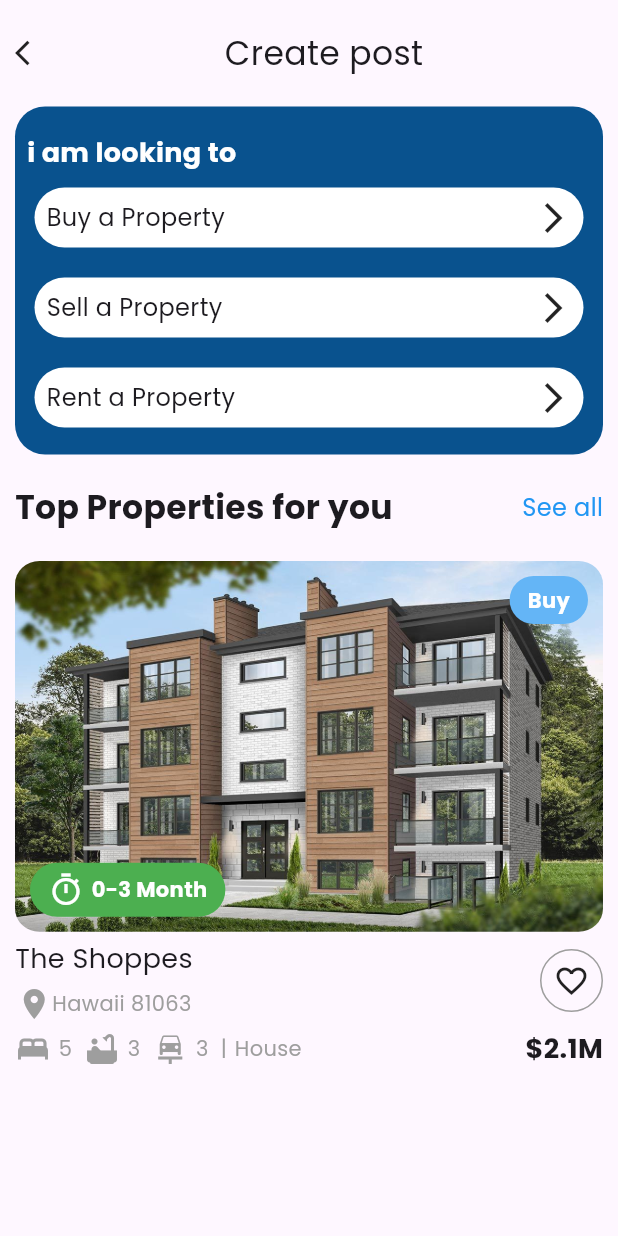
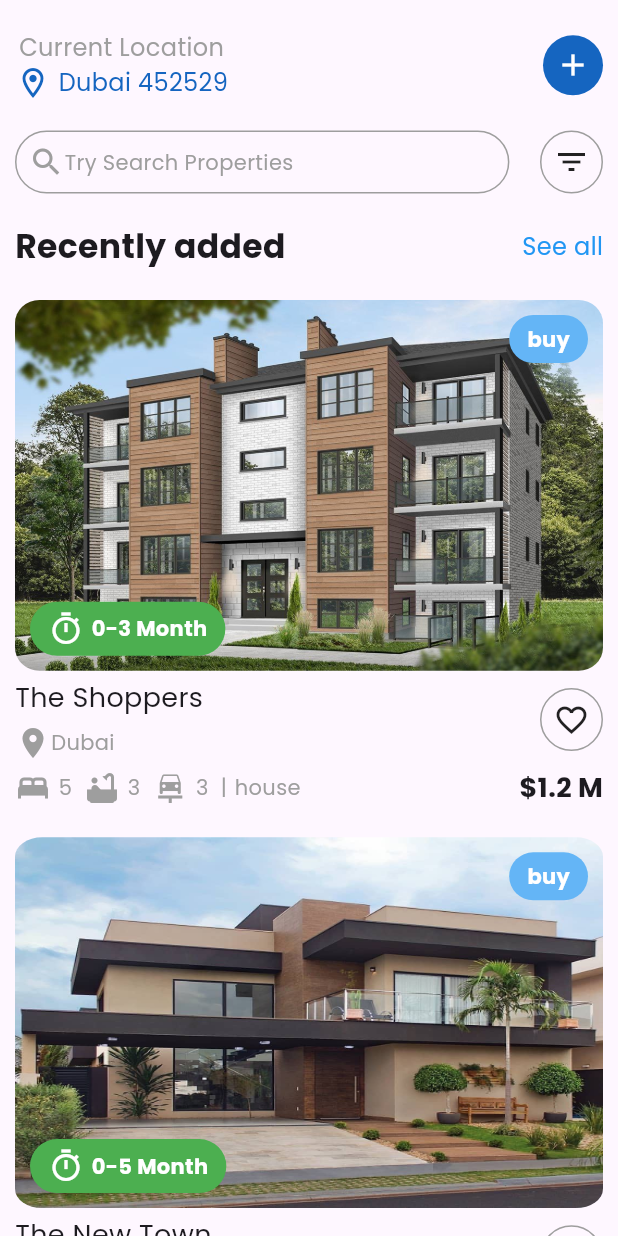
Before and after one commit to ahmedos999/real_estate_app, a Flutter app: the screen it shows after launch, on a phone screen of 412 x 824 dp. Run offline on Flutter 3.47's test engine with Material 2 defaults, Android fonts, the phone set to English and light mode, and no system bars.

Commit message:
added another card

```diff
--- a/lib/presentation/components/home_components.dart
+++ b/lib/presentation/components/home_components.dart
@@ -23,7 +23,18 @@ Widget whiteContainer(String type) {
   );
 }
 
-Widget card(BuildContext context) {
+Widget card(
+    BuildContext context,
+    String img,
+    String status,
+    String duration,
+    String name,
+    String location,
+    String numOfBed,
+    String numOfBath,
+    String numOfCars,
+    String type,
+    String price) {
   return Column(
     children: [
       Stack(
@@ -36,7 +47,7 @@ Widget card(BuildContext context) {
                     fit: BoxFit.fill,
                     child: ClipRRect(
                         borderRadius: BorderRadius.circular(50),
-                        child: Image.asset('assets/imgs/img1.jpg')))),
+                        child: Image.asset(img)))),
           ),
           Positioned(
               top: 10,
@@ -45,11 +56,10 @@ Widget card(BuildContext context) {
                 decoration: BoxDecoration(
                     color: Colors.blue[300],
                     borderRadius: BorderRadius.circular(50)),
-                child: const Padding(
-                  padding:
-                      EdgeInsets.symmetric(vertical: 6, horizontal: 12),
+                child: Padding(
+                  padding: EdgeInsets.symmetric(vertical: 6, horizontal: 12),
                   child: Text(
-                    'Buy',
+                    status,
                     style: TextStyle(
                         color: Colors.white, fontWeight: FontWeight.w600),
                   ),
@@ -62,9 +72,8 @@ Widget card(BuildContext context) {
                 decoration: BoxDecoration(
                     color: Colors.green[500],
                     borderRadius: BorderRadius.circular(50)),
-                child: const Padding(
-                  padding:
-                      EdgeInsets.symmetric(vertical: 6, horizontal: 12),
+                child: Padding(
+                  padding: EdgeInsets.symmetric(vertical: 6, horizontal: 12),
                   child: Row(
                     children: [
                       Icon(
@@ -75,7 +84,7 @@ Widget card(BuildContext context) {
                         width: 5,
                       ),
                       Text(
-                        '0-3 Month',
+                        '0-$duration Month',
                         style: TextStyle(
                             color: Colors.white, fontWeight: FontWeight.w600),
                       )
@@ -91,10 +100,11 @@ Widget card(BuildContext context) {
       Row(
         mainAxisAlignment: MainAxisAlignment.spaceBetween,
         children: [
-          const Column(
+          Column(
+            crossAxisAlignment: CrossAxisAlignment.start,
             children: [
               Text(
-                'The Shoppes',
+                name,
                 style: TextStyle(fontSize: 18),
               ),
               SizedBox(
@@ -107,8 +117,8 @@ Widget card(BuildContext context) {
                     color: Colors.grey,
                   ),
                   Text(
-                    'Hawaii 81063',
-                    style: TextStyle(color: Colors.grey, fontSize: 14),
+                    location,
+                    style: const TextStyle(color: Colors.grey, fontSize: 14),
                   )
                 ],
               )
@@ -128,7 +138,7 @@ Widget card(BuildContext context) {
       const SizedBox(
         height: 5,
       ),
-      const Row(
+      Row(
         mainAxisAlignment: MainAxisAlignment.spaceBetween,
         children: [
           Row(
@@ -145,7 +155,7 @@ Widget card(BuildContext context) {
                       width: 5,
                     ),
                     Text(
-                      '5',
+                      numOfBed,
                       style: TextStyle(color: Colors.grey),
                     )
                   ],
@@ -160,7 +170,7 @@ Widget card(BuildContext context) {
                       width: 5,
                     ),
                     Text(
-                      '3',
+                      numOfBath,
                       style: TextStyle(color: Colors.grey),
                     )
                   ],
@@ -175,7 +185,7 @@ Widget card(BuildContext context) {
                       width: 5,
                     ),
                     Text(
-                      '3',
+                      numOfCars,
                       style: TextStyle(color: Colors.grey),
                     )
                   ],
@@ -191,7 +201,7 @@ Widget card(BuildContext context) {
                     width: 5,
                   ),
                   Text(
-                    'House',
+                    type,
                     style: TextStyle(color: Colors.grey),
                   )
                 ],
@@ -199,7 +209,7 @@ Widget card(BuildContext context) {
             ],
           ),
           Text(
-            r"$2.1M",
+            "\$$price M",
             style: TextStyle(fontSize: 18, fontWeight: FontWeight.bold),
           )
         ],
@@ -207,3 +217,35 @@ Widget card(BuildContext context) {
     ],
   );
 }
+
+Widget seeMoreRow(String leading, String trailling) {
+  return Row(
+    mainAxisAlignment: MainAxisAlignment.spaceBetween,
+    children: [
+      Text(
+        leading,
+        style: TextStyle(fontSize: 22, fontWeight: FontWeight.bold),
+      ),
+      Text(trailling, style: TextStyle(fontSize: 16, color: Colors.blue)),
+    ],
+  );
+}
+
+Widget titleRow() {
+  return const Row(
+    mainAxisAlignment: MainAxisAlignment.spaceBetween,
+    children: [
+      Icon(
+        Icons.arrow_back_ios,
+        size: 20,
+      ),
+      Text(
+        'Details Page',
+        style: TextStyle(
+          fontSize: 22,
+        ),
+      ),
+      SizedBox()
+    ],
+  );
+}
--- a/lib/presentation/screens/home.dart
+++ b/lib/presentation/screens/home.dart
@@ -13,71 +13,99 @@ class Home extends StatelessWidget {
             padding: const EdgeInsets.only(top: 20, left: 10, right: 10),
             child: Column(
               children: [
-                const Row(
+                Row(
                   mainAxisAlignment: MainAxisAlignment.spaceBetween,
                   children: [
-                    Icon(
-                      Icons.arrow_back_ios,
-                      size: 20,
+                    Column(
+                      children: [
+                        const Text(
+                          'Current Location',
+                          style: TextStyle(color: Colors.grey, fontSize: 16),
+                        ),
+                        Row(
+                          children: [
+                            Icon(Icons.location_on_outlined,
+                                color: Colors.blue[800]),
+                            const SizedBox(
+                              width: 5,
                             ),
                             Text(
-                      'Create post',
+                              'Dubai 452529',
                               style: TextStyle(
-                        fontSize: 22,
+                                  color: Colors.blue[800], fontSize: 16),
                             ),
+                          ],
+                        )
+                      ],
                     ),
-                    SizedBox()
+                    Container(
+                      decoration: BoxDecoration(
+                          borderRadius: BorderRadius.circular(100),
+                          color: Colors.blue[800]),
+                      child: const Padding(
+                        padding: EdgeInsets.all(8.0),
+                        child: Center(
+                            child: Icon(
+                          Icons.add,
+                          color: Colors.white,
+                        )),
+                      ),
+                    )
                   ],
                 ),
                 const SizedBox(
                   height: 20,
                 ),
+                Row(
+                  mainAxisAlignment: MainAxisAlignment.spaceBetween,
+                  children: [
                     Container(
+                      width: MediaQuery.of(context).size.width * 0.8,
                       decoration: BoxDecoration(
-                    borderRadius: BorderRadius.circular(20),
-                    color: const Color.fromARGB(255, 9, 82, 142),
+                          borderRadius: BorderRadius.circular(50),
+                          border: Border.all(color: Colors.grey)),
+                      child: Padding(
+                        padding: const EdgeInsets.all(8),
+                        child: Row(
+                          children: [
+                            Icon(
+                              Icons.search,
+                              color: Colors.grey,
                             ),
-                  child: Padding(
-                    padding: const EdgeInsets.all(8.0),
-                    child: Column(
-                      crossAxisAlignment: CrossAxisAlignment.start,
-                      children: [
-                        const SizedBox(
-                          height: 10,
-                        ),
-                        const Text(
-                          'i am looking to',
-                          style: TextStyle(
-                              fontSize: 18,
-                              color: Colors.white,
-                              fontWeight: FontWeight.w600),
-                        ),
-                        whiteContainer('Buy a Property'),
-                        whiteContainer('Sell a Property'),
-                        whiteContainer('Rent a Property')
+                            Text(
+                              'Try Search Properties',
+                              style:
+                                  TextStyle(fontSize: 14, color: Colors.grey),
+                            )
                           ],
                         ),
                       ),
                     ),
-                const SizedBox(
-                  height: 20,
+                    Container(
+                      decoration: BoxDecoration(
+                          border: Border.all(color: Colors.grey),
+                          borderRadius: BorderRadius.circular(50)),
+                      child: Padding(
+                        padding: const EdgeInsets.all(8.0),
+                        child: Center(child: Icon(Icons.filter_list)),
                       ),
-                const Row(
-                  mainAxisAlignment: MainAxisAlignment.spaceBetween,
-                  children: [
-                    Text(
-                      'Top Properties for you',
-                      style:
-                          TextStyle(fontSize: 22, fontWeight: FontWeight.bold),
-                    ),
-                    Text('See all',
-                        style: TextStyle(fontSize: 16, color: Colors.blue)),
+                    )
                   ],
                 ),
                 const SizedBox(
                   height: 20,
                 ),
-                card(context)
+                seeMoreRow('Recently added', 'See all'),
+                const SizedBox(
+                  height: 20,
+                ),
+                card(context, 'assets/imgs/img1.jpg', 'buy', '3',
+                    'The Shoppers', 'Dubai', '5', '3', '3', 'house', '1.2'),
+                SizedBox(
+                  height: 20,
+                ),
+                card(context, 'assets/imgs/img2.jpg', 'buy', '5',
+                    'The New Town', 'Ajman', '6', '4', '4', 'house', '1.7')
               ],
             ), //The Main column
           ),
```
Also changed, not shown: assets/imgs/img2.jpg (added). Lines whose indentation alone changed are shown as unchanged.
